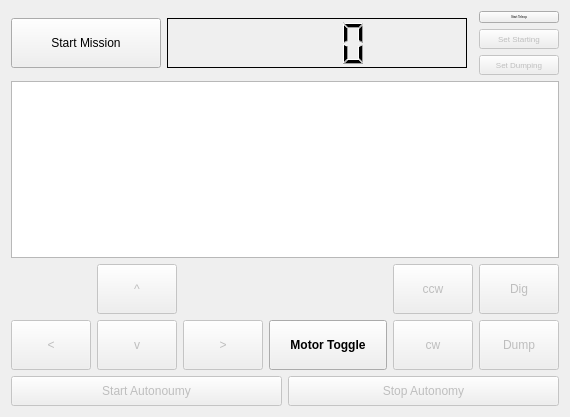
TrickfireRobotics/NasaRmc2018, file src/tfr_mission_control/src/tfr_mission_control/mission_control.ui: the form before one commit.
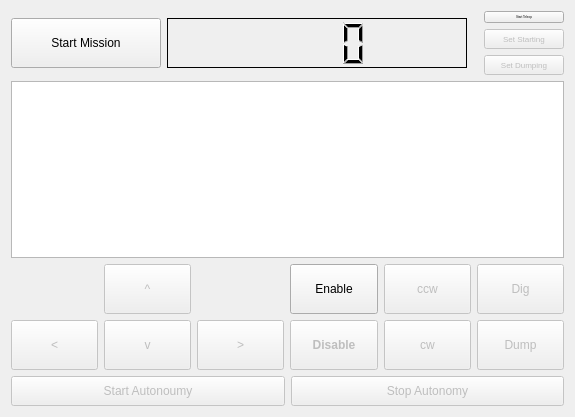
The form after the commit.

Commit message: added emergency stop to gui

What changed in the file:
```diff
--- a/src/tfr_mission_control/src/tfr_mission_control/mission_control.ui
+++ b/src/tfr_mission_control/src/tfr_mission_control/mission_control.ui
@@ -9,7 +9,7 @@
             <rect>
                 <x>0</x>
                 <y>0</y>
-                <width>570</width>
+    <width>575</width>
                 <height>417</height>
             </rect>
         </property>
@@ -272,9 +272,12 @@
                         </widget>
                     </item>
                     <item row="1" column="4">
-                        <widget class="QPushButton" name="motor_button">
+      <widget class="QPushButton" name="disable_button">
+       <property name="enabled">
+        <bool>false</bool>
+       </property>
                             <property name="sizePolicy">
-                                <sizepolicy hsizetype="Expanding" vsizetype="Fixed">
+        <sizepolicy hsizetype="Minimum" vsizetype="Minimum">
                                     <horstretch>0</horstretch>
                                     <verstretch>0</verstretch>
                                 </sizepolicy>
@@ -292,7 +295,7 @@
                                 </font>
                             </property>
                             <property name="text">
-                                <string>Motor Toggle</string>
+        <string>Disable</string>
                             </property>
                         </widget>
                     </item>
@@ -350,6 +353,25 @@
                             </property>
                         </widget>
                     </item>
+     <item row="0" column="4">
+      <widget class="QPushButton" name="enable_button">
+       <property name="sizePolicy">
+        <sizepolicy hsizetype="Minimum" vsizetype="Minimum">
+         <horstretch>0</horstretch>
+         <verstretch>0</verstretch>
+        </sizepolicy>
+       </property>
+       <property name="font">
+        <font>
+         <weight>50</weight>
+         <bold>false</bold>
+        </font>
+       </property>
+       <property name="text">
+        <string>Enable</string>
+       </property>
+      </widget>
+     </item>
                 </layout>
             </item>
             <item>
```
Lines whose indentation alone changed are shown as unchanged. The commit also changes 3 other files.
